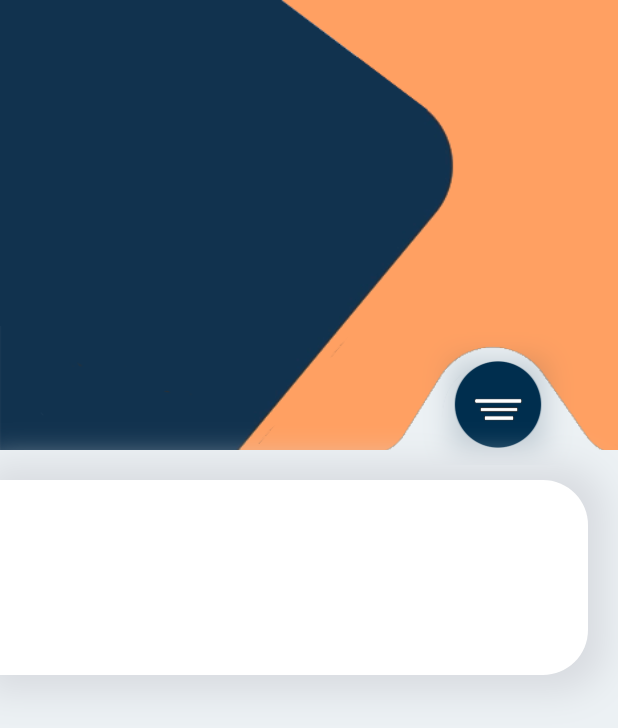
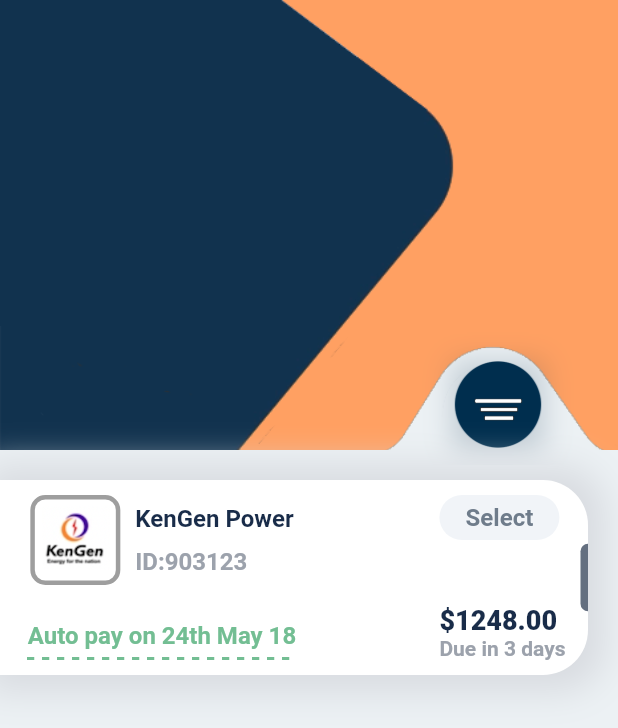
Before and after one commit to akromiafif/flutter_payment_app, a Flutter app: the screen it shows after launch, on a phone screen of 412 x 824 dp. Shown: the top 728 px of the screen. Run offline on Flutter 3.47's test engine with Material 2 defaults, Android fonts, the phone set to English and light mode, and no system bars.

Commit message:
per item fix

```diff
--- a/lib/pages/home_page.dart
+++ b/lib/pages/home_page.dart
@@ -1,5 +1,6 @@
 import 'package:flutter/material.dart';
 import 'package:flutter_payment_app/component/colors.dart';
+import 'package:flutter_payment_app/widgets/text_size.dart';
 
 class HomePage extends StatefulWidget {
   HomePage({Key? key}) : super(key: key);
@@ -109,6 +110,119 @@ class _HomePageState extends State<HomePage> {
             ),
           ],
         ),
+        child: Container(
+          margin: EdgeInsets.only(top: 10, left: 18, bottom: 10),
+          child: Row(
+            mainAxisAlignment: MainAxisAlignment.spaceBetween,
+            children: [
+              Column(
+                mainAxisAlignment: MainAxisAlignment.spaceBetween,
+                children: [
+                  Row(
+                    children: [
+                      Container(
+                        height: 60,
+                        width: 60,
+                        decoration: BoxDecoration(
+                          borderRadius: BorderRadius.circular(10),
+                          border: Border.all(width: 3, color: Colors.grey),
+                          image: DecorationImage(
+                              image: AssetImage("images/brand1.png"),
+                              fit: BoxFit.cover),
+                        ),
+                      ),
+                      SizedBox(width: 10),
+                      Column(
+                        crossAxisAlignment: CrossAxisAlignment.start,
+                        children: [
+                          Text(
+                            "KenGen Power",
+                            style: TextStyle(
+                              fontSize: 16,
+                              color: AppColor.mainColor,
+                              fontWeight: FontWeight.w700,
+                            ),
+                          ),
+                          SizedBox(height: 10),
+                          Text(
+                            "ID:903123",
+                            style: TextStyle(
+                              fontSize: 16,
+                              color: AppColor.idColor,
+                              fontWeight: FontWeight.w700,
+                            ),
+                          )
+                        ],
+                      ),
+                    ],
+                  ),
+                  SizedText(
+                    text: "Auto pay on 24th May 18",
+                    color: AppColor.green,
+                  )
+                ],
+              ),
+              Row(
+                children: [
+                  Column(
+                    crossAxisAlignment: CrossAxisAlignment.start,
+                    children: [
+                      Container(
+                        width: 80,
+                        height: 30,
+                        decoration: BoxDecoration(
+                          borderRadius: BorderRadius.circular(30),
+                          color: AppColor.selectBackground,
+                        ),
+                        child: Center(
+                          child: Text(
+                            "Select",
+                            style: TextStyle(
+                              fontSize: 16,
+                              color: AppColor.selectColor,
+                              fontWeight: FontWeight.w700,
+                            ),
+                          ),
+                        ),
+                      ),
+                      Expanded(child: Container()),
+                      Text(
+                        "\$1248.00",
+                        style: TextStyle(
+                          fontSize: 18,
+                          color: AppColor.mainColor,
+                          fontWeight: FontWeight.w900,
+                        ),
+                      ),
+                      Text(
+                        "Due in 3 days",
+                        style: TextStyle(
+                          fontSize: 14,
+                          color: AppColor.idColor,
+                          fontWeight: FontWeight.w700,
+                        ),
+                      ),
+                    ],
+                  ),
+                  SizedBox(
+                    width: 10,
+                  ),
+                  Container(
+                    width: 5,
+                    height: 45,
+                    decoration: BoxDecoration(
+                      color: AppColor.halfOval,
+                      borderRadius: BorderRadius.only(
+                        topLeft: Radius.circular(30),
+                        bottomLeft: Radius.circular(30),
+                      ),
+                    ),
+                  ),
+                ],
+              )
+            ],
+          ),
+        ),
       ),
     );
   }
--- /dev/null
+++ b/lib/widgets/text_size.dart
@@ -0,0 +1,61 @@
+import 'package:flutter/material.dart';
+
+class SizedText extends StatelessWidget {
+  final String text;
+  final Color color;
+
+  const SizedText({
+    Key? key,
+    required this.text,
+    required this.color,
+  }) : super(key: key);
+
+  @override
+  Widget build(BuildContext context) {
+    final Size textSize = _textSize(text);
+
+    return Column(
+      children: [
+        Text(
+          text,
+          style: TextStyle(
+            fontSize: 16,
+            color: color,
+            fontWeight: FontWeight.w700,
+          ),
+          maxLines: 1,
+          softWrap: false,
+          overflow: TextOverflow.clip,
+        ),
+        SizedBox(height: 5),
+        Row(
+          children: [
+            for (int i = 0; i < textSize.width / 5; i++)
+              Container(
+                width: 5,
+                color: i.isEven ? color : Colors.white,
+                height: 2,
+              ),
+          ],
+        ),
+      ],
+    );
+  }
+
+  Size _textSize(String text) {
+    final TextPainter textPainter = TextPainter(
+      text: TextSpan(
+        text: text,
+        style: TextStyle(
+          fontSize: 16,
+          color: color,
+          fontWeight: FontWeight.w700,
+        ),
+      ),
+      maxLines: 1,
+      textDirection: TextDirection.ltr,
+    )..layout(minWidth: 0, maxWidth: double.infinity);
+
+    return textPainter.size;
+  }
+}
```
